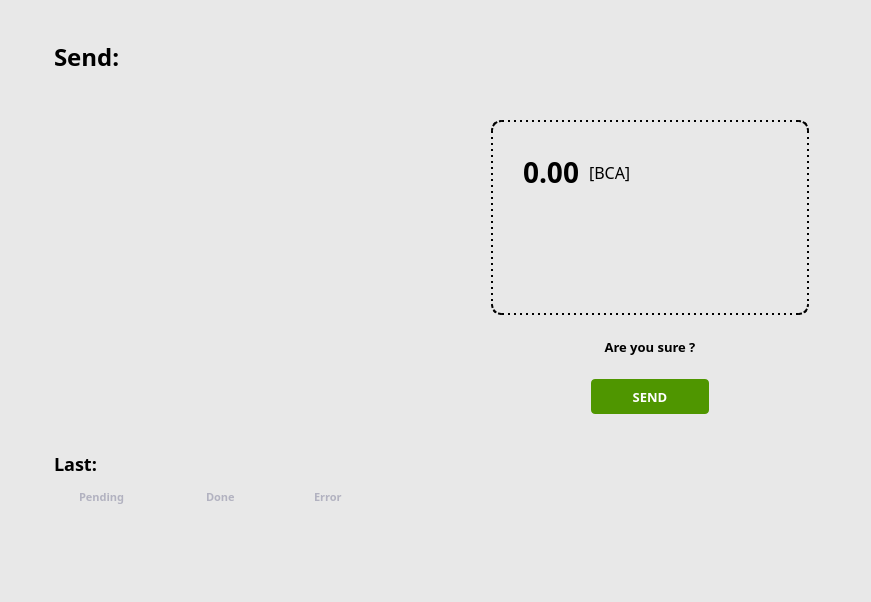
Old version of the form src/qt/forms/sendcoinsdialog.ui in the repository bitcoin-atom/bitcoin-atom.
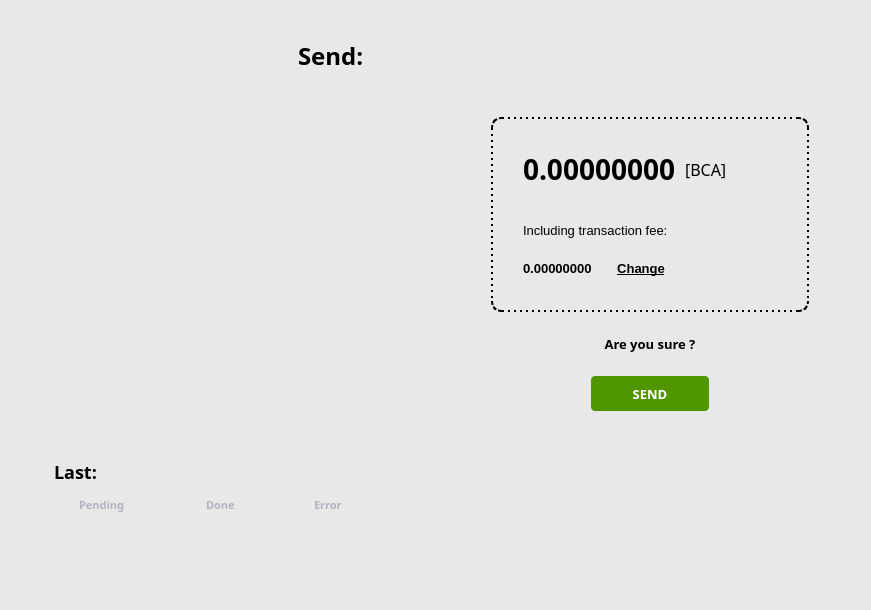
New version of the form. Icons and pictures are not drawn.

```diff
--- a/src/qt/forms/sendcoinsdialog.ui
+++ b/src/qt/forms/sendcoinsdialog.ui
@@ -7,7 +7,7 @@
     <x>0</x>
     <y>0</y>
     <width>871</width>
-    <height>602</height>
+    <height>610</height>
    </rect>
   </property>
   <property name="windowTitle">
@@ -69,6 +69,24 @@
         </property>
         <item>
          <widget class="QLabel" name="label">
+          <property name="sizePolicy">
+           <sizepolicy hsizetype="Fixed" vsizetype="Fixed">
+            <horstretch>0</horstretch>
+            <verstretch>0</verstretch>
+           </sizepolicy>
+          </property>
+          <property name="minimumSize">
+           <size>
+            <width>267</width>
+            <height>31</height>
+           </size>
+          </property>
+          <property name="maximumSize">
+           <size>
+            <width>267</width>
+            <height>31</height>
+           </size>
+          </property>
           <property name="font">
            <font>
             <family>Roboto Mono</family>
@@ -257,7 +275,7 @@
 font-size: 28px;</string>
                  </property>
                  <property name="text">
-                  <string>0.00</string>
+                  <string>0.00000000</string>
                  </property>
                  <property name="textFormat">
                   <enum>Qt::AutoText</enum>
@@ -273,7 +291,7 @@
                <item>
                 <widget class="QLabel" name="label_9">
                  <property name="sizePolicy">
-                  <sizepolicy hsizetype="Expanding" vsizetype="Fixed">
+                  <sizepolicy hsizetype="Fixed" vsizetype="Fixed">
                    <horstretch>0</horstretch>
                    <verstretch>0</verstretch>
                   </sizepolicy>
@@ -313,6 +331,115 @@
                  </property>
                 </widget>
                </item>
+               <item>
+                <spacer name="horizontalSpacer_3">
+                 <property name="orientation">
+                  <enum>Qt::Horizontal</enum>
+                 </property>
+                 <property name="sizeHint" stdset="0">
+                  <size>
+                   <width>40</width>
+                   <height>20</height>
+                  </size>
+                 </property>
+                </spacer>
+               </item>
+              </layout>
+             </widget>
+             <widget class="QLabel" name="label_6">
+              <property name="geometry">
+               <rect>
+                <x>30</x>
+                <y>101</y>
+                <width>271</width>
+                <height>20</height>
+               </rect>
+              </property>
+              <property name="styleSheet">
+               <string notr="true">background-color: transparent;
+font-family: &quot;Roboto Mono&quot;;
+font-size: 13px;
+font-weight: 400;</string>
+              </property>
+              <property name="text">
+               <string>Including transaction fee:</string>
+              </property>
+             </widget>
+             <widget class="QFrame" name="frameFee">
+              <property name="geometry">
+               <rect>
+                <x>30</x>
+                <y>141</y>
+                <width>271</width>
+                <height>17</height>
+               </rect>
+              </property>
+              <property name="styleSheet">
+               <string notr="true">background-color: transparent;</string>
+              </property>
+              <property name="frameShape">
+               <enum>QFrame::NoFrame</enum>
+              </property>
+              <property name="frameShadow">
+               <enum>QFrame::Raised</enum>
+              </property>
+              <layout class="QHBoxLayout" name="frameFeeLayout">
+               <property name="spacing">
+                <number>25</number>
+               </property>
+               <property name="leftMargin">
+                <number>0</number>
+               </property>
+               <property name="topMargin">
+                <number>0</number>
+               </property>
+               <property name="rightMargin">
+                <number>0</number>
+               </property>
+               <property name="bottomMargin">
+                <number>0</number>
+               </property>
+               <item>
+                <widget class="QLabel" name="labelCurFee">
+                 <property name="styleSheet">
+                  <string notr="true">background-color: transparent;
+font-family: &quot;Roboto Mono&quot;;
+font-size: 13px;
+font-weight: 700;</string>
+                 </property>
+                 <property name="text">
+                  <string>0.00000000</string>
+                 </property>
+                </widget>
+               </item>
+               <item>
+                <widget class="QPushButton" name="btnChangeFee">
+                 <property name="styleSheet">
+                  <string notr="true">background-color: transparent;
+border: none;
+font-family: &quot;Roboto Mono&quot;;
+font-size: 13px;
+font-weight: 500;
+text-decoration: underline;</string>
+                 </property>
+                 <property name="text">
+                  <string>Change</string>
+                 </property>
+                </widget>
+               </item>
+               <item>
+                <spacer name="horizontalSpacer_4">
+                 <property name="orientation">
+                  <enum>Qt::Horizontal</enum>
+                 </property>
+                 <property name="sizeHint" stdset="0">
+                  <size>
+                   <width>40</width>
+                   <height>20</height>
+                  </size>
+                 </property>
+                </spacer>
+               </item>
               </layout>
              </widget>
             </widget>
@@ -417,6 +544,9 @@
         <property name="spacing">
          <number>0</number>
         </property>
+        <property name="topMargin">
+         <number>25</number>
+        </property>
         <property name="bottomMargin">
          <number>0</number>
         </property>
```
Left out of the diff: 8 changed lines with no effect on the pictures.
